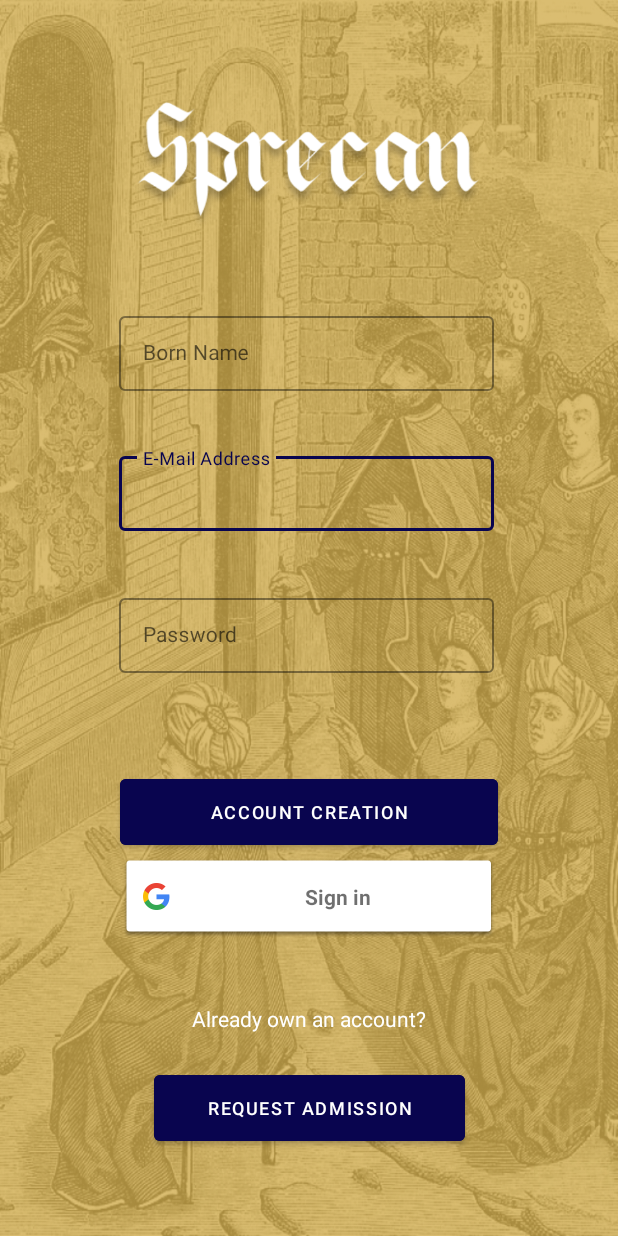
After one commit to ClaudiaAF/Sprecan, an Android app: the SignUpActivity screen opened directly, with no data from a screen before it, on a phone screen of 412 x 824 dp. The commit adds this screen. Run offline under Robolectric (Android 15) with nearby library versions, the phone set to English and light mode, and no system bars.

Commit message:
Sign up page created and styled

```diff
--- a/app/build.gradle
+++ b/app/build.gradle
@@ -32,11 +32,14 @@ android {
     }
 }
 
+apply plugin: 'com.android.application'
+
 dependencies {
 
     implementation "org.jetbrains.kotlin:kotlin-stdlib:$kotlin_version"
     implementation 'androidx.core:core-ktx:1.3.2'
     implementation 'androidx.appcompat:appcompat:1.2.0'
+    implementation 'com.google.android.gms:play-services-auth:19.0.0'
     implementation 'com.google.android.material:material:1.3.0'
     implementation 'androidx.constraintlayout:constraintlayout:2.0.4'
     testImplementation 'junit:junit:4.+'
--- /dev/null
+++ b/app/src/main/java/com/example/sprecan/SignUpActivity.kt
@@ -0,0 +1,24 @@
+package com.example.sprecan
+
+import android.content.Intent
+import androidx.appcompat.app.AppCompatActivity
+import android.os.Bundle
+import android.view.View
+import android.widget.Button
+
+class SignUpActivity : AppCompatActivity() {
+    override fun onCreate(savedInstanceState: Bundle?) {
+        super.onCreate(savedInstanceState)
+        setContentView(R.layout.activity_sign_up)
+
+        window.decorView.systemUiVisibility = View.SYSTEM_UI_FLAG_FULLSCREEN
+
+        val signInHere_button = findViewById<Button>(R.id.signIn_button)
+
+        signInHere_button.setOnClickListener {
+            val intent = Intent(this, SignInActivity::class.java)
+            startActivity(intent)
+            finish()
+        }
+    }
+}
--- /dev/null
+++ b/app/src/main/res/layout/activity_sign_up.xml
@@ -0,0 +1,141 @@
+<?xml version="1.0" encoding="utf-8"?>
+<androidx.constraintlayout.widget.ConstraintLayout xmlns:android="http://schemas.android.com/apk/res/android"
+    xmlns:app="http://schemas.android.com/apk/res-auto"
+    xmlns:tools="http://schemas.android.com/tools"
+    android:layout_width="match_parent"
+    android:layout_height="match_parent"
+    android:background="@drawable/sprecan_background"
+    tools:context=".SignUpActivity">
+
+    <ImageView
+        android:id="@+id/imageView2"
+        android:layout_width="310dp"
+        android:layout_height="91dp"
+        app:layout_constraintBottom_toBottomOf="parent"
+        app:layout_constraintEnd_toEndOf="parent"
+        app:layout_constraintHorizontal_bias="0.495"
+        app:layout_constraintStart_toStartOf="parent"
+        app:layout_constraintTop_toTopOf="parent"
+        app:layout_constraintVertical_bias="0.092"
+        app:srcCompat="@drawable/logo" />
+
+    <com.google.android.material.textfield.TextInputLayout
+        android:id="@+id/editTextTextEmailAddress"
+        style="@style/Widget.MaterialComponents.TextInputLayout.OutlinedBox"
+        android:layout_width="250dp"
+        android:layout_height="60dp"
+        android:ems="10"
+        android:hint="E-Mail Address"
+        android:inputType="textEmailAddress"
+        app:boxStrokeColor="@color/dark_blue"
+        app:layout_constraintBottom_toBottomOf="parent"
+        app:layout_constraintEnd_toEndOf="parent"
+        app:layout_constraintHorizontal_bias="0.49"
+        app:layout_constraintStart_toStartOf="parent"
+        app:layout_constraintTop_toTopOf="parent"
+        app:layout_constraintVertical_bias="0.391"
+        tools:text="E-Mail Address">
+
+        <com.google.android.material.textfield.TextInputEditText
+            android:layout_width="match_parent"
+            android:layout_height="50dp"
+            android:textSize="14sp"
+            app:boxStrokeColor="@color/dark_blue" />
+
+    </com.google.android.material.textfield.TextInputLayout>
+
+    <com.google.android.material.textfield.TextInputLayout
+        android:id="@+id/outlinedTextField"
+        style="@style/Widget.MaterialComponents.TextInputLayout.OutlinedBox"
+        android:layout_width="250dp"
+        android:layout_height="60dp"
+        android:ems="10"
+        android:hint="Password"
+        android:inputType="textPassword"
+        app:boxStrokeColor="@color/dark_blue"
+        app:layout_constraintBottom_toBottomOf="parent"
+        app:layout_constraintEnd_toEndOf="parent"
+        app:layout_constraintHorizontal_bias="0.49"
+        app:layout_constraintStart_toStartOf="parent"
+        app:layout_constraintTop_toTopOf="parent"
+        app:layout_constraintVertical_bias="0.515">
+
+        <com.google.android.material.textfield.TextInputEditText
+            android:layout_width="match_parent"
+            android:layout_height="50dp"
+            android:textSize="14sp"
+            app:boxStrokeColor="@color/dark_blue" />
+    </com.google.android.material.textfield.TextInputLayout>
+
+    <Button
+        android:id="@+id/login_button"
+        android:layout_width="252dp"
+        android:layout_height="56dp"
+        android:backgroundTint="@color/dark_blue"
+        android:text="Account Creation"
+        android:textSize="12sp"
+        app:layout_constraintBottom_toBottomOf="parent"
+        app:layout_constraintEnd_toEndOf="parent"
+        app:layout_constraintStart_toStartOf="parent"
+        app:layout_constraintTop_toTopOf="parent"
+        app:layout_constraintVertical_bias="0.668" />
+
+    <com.google.android.gms.common.SignInButton
+        android:id="@+id/sign_in_button"
+        android:layout_width="252dp"
+        android:layout_height="56dp"
+        app:layout_constraintEnd_toEndOf="parent"
+        app:layout_constraintStart_toStartOf="parent"
+        app:layout_constraintTop_toBottomOf="@+id/login_button"
+        tools:ignore="MissingConstraints" />
+
+    <TextView
+        android:id="@+id/noAccount_button"
+        android:layout_width="wrap_content"
+        android:layout_height="wrap_content"
+        android:text="Already own an account?"
+        android:textColor="#ffff"
+        app:layout_constraintBottom_toBottomOf="parent"
+        app:layout_constraintEnd_toEndOf="parent"
+        app:layout_constraintStart_toStartOf="parent"
+        app:layout_constraintTop_toTopOf="parent"
+        app:layout_constraintVertical_bias="0.832" />
+
+    <Button
+        android:id="@+id/signIn_button"
+        android:layout_width="207dp"
+        android:layout_height="56dp"
+        android:backgroundTint="@color/dark_blue"
+        android:text="Request Admission"
+        android:textSize="12sp"
+        app:layout_constraintBottom_toBottomOf="parent"
+        app:layout_constraintEnd_toEndOf="parent"
+        app:layout_constraintStart_toStartOf="parent"
+        app:layout_constraintTop_toTopOf="parent"
+        app:layout_constraintVertical_bias="0.925" />
+
+    <com.google.android.material.textfield.TextInputLayout
+        android:id="@+id/editTextTextPersonName"
+        style="@style/Widget.MaterialComponents.TextInputLayout.OutlinedBox"
+        android:layout_width="250dp"
+        android:layout_height="60dp"
+        android:ems="10"
+        android:hint="Born Name"
+        android:inputType="textPersonName"
+        android:text="Birth Name"
+        app:boxStrokeColor="@color/dark_blue"
+        app:layout_constraintBottom_toBottomOf="parent"
+        app:layout_constraintEnd_toEndOf="parent"
+        app:layout_constraintHorizontal_bias="0.49"
+        app:layout_constraintStart_toStartOf="parent"
+        app:layout_constraintTop_toTopOf="parent"
+        app:layout_constraintVertical_bias="0.269">
+
+        <com.google.android.material.textfield.TextInputEditText
+            android:layout_width="match_parent"
+            android:layout_height="50dp"
+            android:textSize="14sp"
+            app:boxStrokeColor="@color/dark_blue" />
+    </com.google.android.material.textfield.TextInputLayout>
+
+</androidx.constraintlayout.widget.ConstraintLayout>
--- a/app/src/main/res/values/colors.xml
+++ b/app/src/main/res/values/colors.xml
@@ -1,10 +1,7 @@
 <?xml version="1.0" encoding="utf-8"?>
 <resources>
-    <color name="purple_200">#FFBB86FC</color>
-    <color name="purple_500">#FF6200EE</color>
-    <color name="purple_700">#FF3700B3</color>
-    <color name="teal_200">#FF03DAC5</color>
-    <color name="teal_700">#FF018786</color>
-    <color name="black">#FF000000</color>
+    <color name="dark_blue">#09054F</color>
+    <color name="golden">#CBA540</color>
+    <color name="dirty_gold">#72A75F</color>
     <color name="white">#FFFFFFFF</color>
 </resources>
--- a/app/src/main/res/values/themes.xml
+++ b/app/src/main/res/values/themes.xml
@@ -2,13 +2,12 @@
     <!-- Base application theme. -->
     <style name="Theme.Sprecan" parent="Theme.MaterialComponents.DayNight.DarkActionBar">
         <!-- Primary brand color. -->
-        <item name="colorPrimary">@color/purple_500</item>
-        <item name="colorPrimaryVariant">@color/purple_700</item>
+        <item name="colorPrimary">@color/dark_blue</item>
         <item name="colorOnPrimary">@color/white</item>
         <!-- Secondary brand color. -->
-        <item name="colorSecondary">@color/teal_200</item>
-        <item name="colorSecondaryVariant">@color/teal_700</item>
-        <item name="colorOnSecondary">@color/black</item>
+        <item name="colorSecondary">@color/golden</item>
+        <item name="colorSecondaryVariant">@color/dirty_gold</item>
+        <item name="colorOnSecondary">@color/white</item>
         <!-- Status bar color. -->
         <item name="android:statusBarColor" tools:targetApi="l">?attr/colorPrimaryVariant</item>
         <!-- Customize your theme here. -->
@@ -16,13 +15,12 @@
 
     <style name="NoActionBarTheme" parent="Theme.MaterialComponents.DayNight.NoActionBar">
         <!-- Primary brand color. -->
-        <item name="colorPrimary">@color/purple_500</item>
-        <item name="colorPrimaryVariant">@color/purple_700</item>
+        <item name="colorPrimary">@color/dark_blue</item>
         <item name="colorOnPrimary">@color/white</item>
         <!-- Secondary brand color. -->
-        <item name="colorSecondary">@color/teal_200</item>
-        <item name="colorSecondaryVariant">@color/teal_700</item>
-        <item name="colorOnSecondary">@color/black</item>
+        <item name="colorSecondary">@color/golden</item>
+        <item name="colorSecondaryVariant">@color/dirty_gold</item>
+        <item name="colorOnSecondary">@color/white</item>
         <!-- Status bar color. -->
         <item name="android:statusBarColor" tools:targetApi="l">?attr/colorPrimaryVariant</item>
         <!-- Customize your theme here. -->
```
Also changed, not shown: app/src/main/AndroidManifest.xml (+4 -3 lines), app/src/main/res/layout/activity_main.xml (deleted, +0 -83 lines), app/src/main/res/layout/layout_signinactvity.xml (added, +113 -0 lines), app/src/main/res/values-night/themes.xml (+5 -6 lines).
